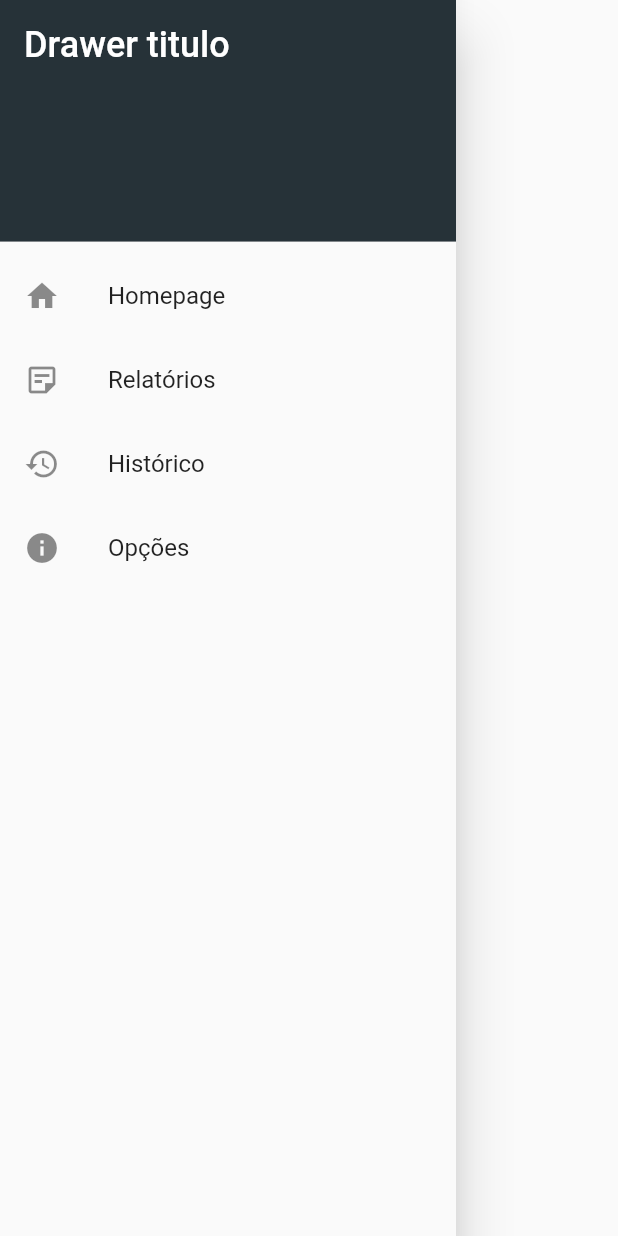
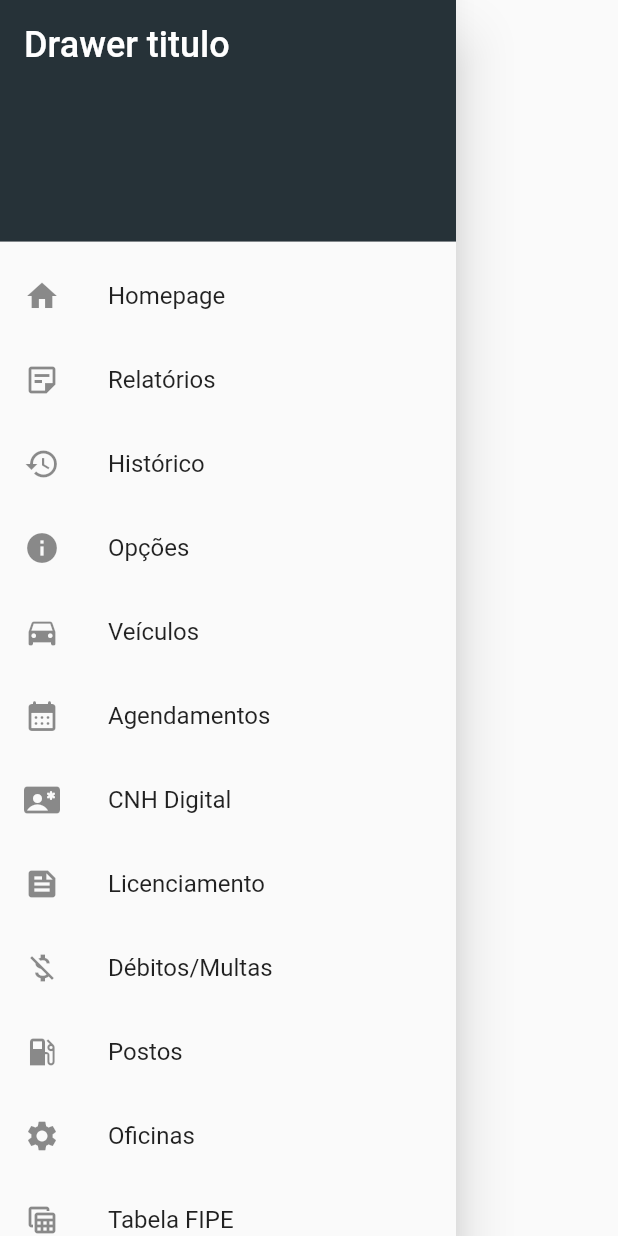
Before and after one commit to MoraesDev1/drive_ease, a Flutter app: the CustomDrawer widget shown alone on an empty page, opened directly, on a phone screen of 412 x 824 dp. Run offline on Flutter 3.47's test engine with Material 3 defaults, Android fonts, the phone set to English and light mode, and no system bars; our stand-ins replace fl_chart, shared_preferences, sqflite; missing offline and left inert: gif; accounts and stored records are empty.

Commit message:
adicionando itens no drawer

```diff
--- a/driveease_v1/lib/Widgets/Drawer/custom_drawer.dart
+++ b/driveease_v1/lib/Widgets/Drawer/custom_drawer.dart
@@ -1,7 +1,10 @@
 import 'package:driveease_v1/Pages/Display/historic_page.dart';
 import 'package:driveease_v1/Pages/Display/home_page.dart';
 import 'package:driveease_v1/Pages/Display/report_page.dart';
+import 'package:driveease_v1/Pages/Display/sobre_page.dart';
+import 'package:driveease_v1/Pages/Login/welcome_page.dart';
 import 'package:driveease_v1/Pages/Pillar/options_page.dart';
+import 'package:driveease_v1/Service/prefs_service.dart';
 import 'package:driveease_v1/Utils/colors_utils.dart';
 import 'package:flutter/material.dart';
 
@@ -70,6 +73,70 @@ class CustomDrawer extends StatelessWidget {
                   (_) => false);
             },
           ),
+          ListTile(
+            leading: const Icon(Icons.directions_car),
+            title: const Text('Veículos'),
+            onTap: () {},
+          ),
+          ListTile(
+            leading: const Icon(Icons.calendar_month_rounded),
+            title: const Text('Agendamentos'),
+            onTap: () {},
+          ),
+          ListTile(
+            leading: const Icon(Icons.contact_emergency_rounded),
+            title: const Text('CNH Digital'),
+            onTap: () {},
+          ),
+          ListTile(
+            leading: const Icon(Icons.feed),
+            title: const Text('Licenciamento'),
+            onTap: () {},
+          ),
+          ListTile(
+            leading: const Icon(Icons.money_off),
+            title: const Text('Débitos/Multas'),
+            onTap: () {},
+          ),
+          ListTile(
+            leading: const Icon(Icons.local_gas_station),
+            title: const Text('Postos'),
+            onTap: () {},
+          ),
+          ListTile(
+            leading: const Icon(Icons.settings),
+            title: const Text('Oficinas'),
+            onTap: () {},
+          ),
+          ListTile(
+            leading: const Icon(Icons.table_view),
+            title: const Text('Tabela FIPE'),
+            onTap: () {},
+          ),
+          ListTile(
+            leading: const Icon(Icons.info),
+            title: const Text('Sobre Nós'),
+            onTap: () {
+              Navigator.of(context).push(
+                MaterialPageRoute(
+                  builder: (context) => const SobrePage(),
+                ),
+              );
+            },
+          ),
+          ListTile(
+            leading: const Icon(Icons.logout),
+            title: const Text('Sair'),
+            onTap: () {
+              PrefsService.logout();
+              Navigator.of(context).pushAndRemoveUntil(
+                MaterialPageRoute(
+                  builder: (context) => const WelcomePage(),
+                ),
+                (_) => false,
+              );
+            },
+          ),
         ],
       ),
     );
```
